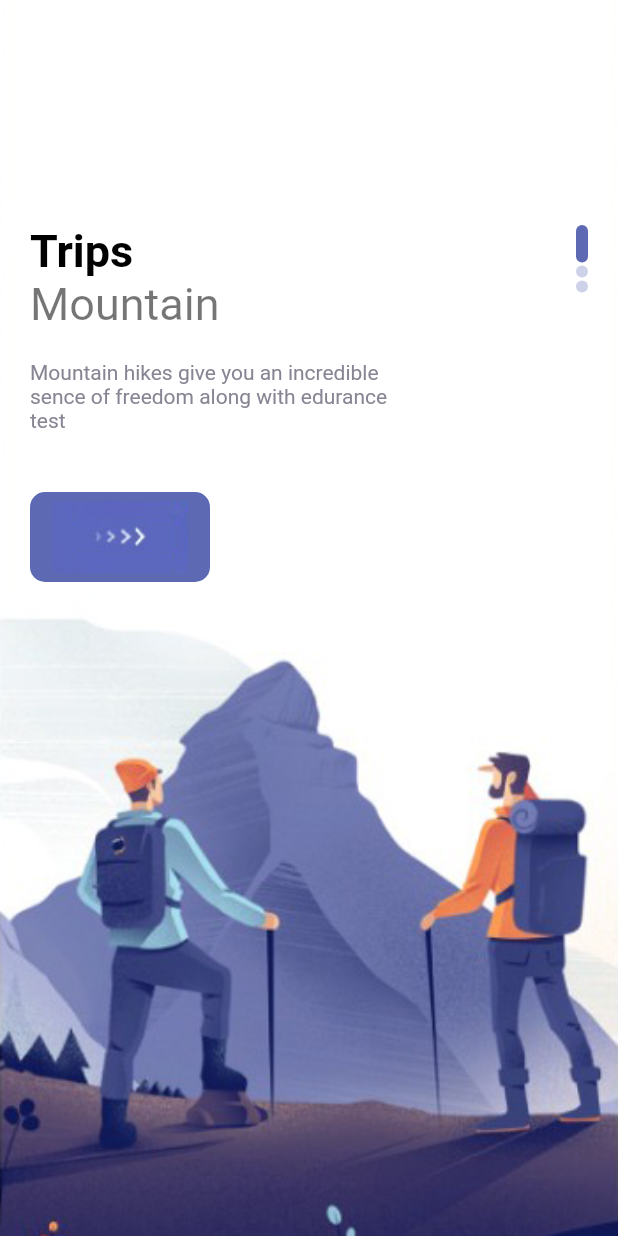
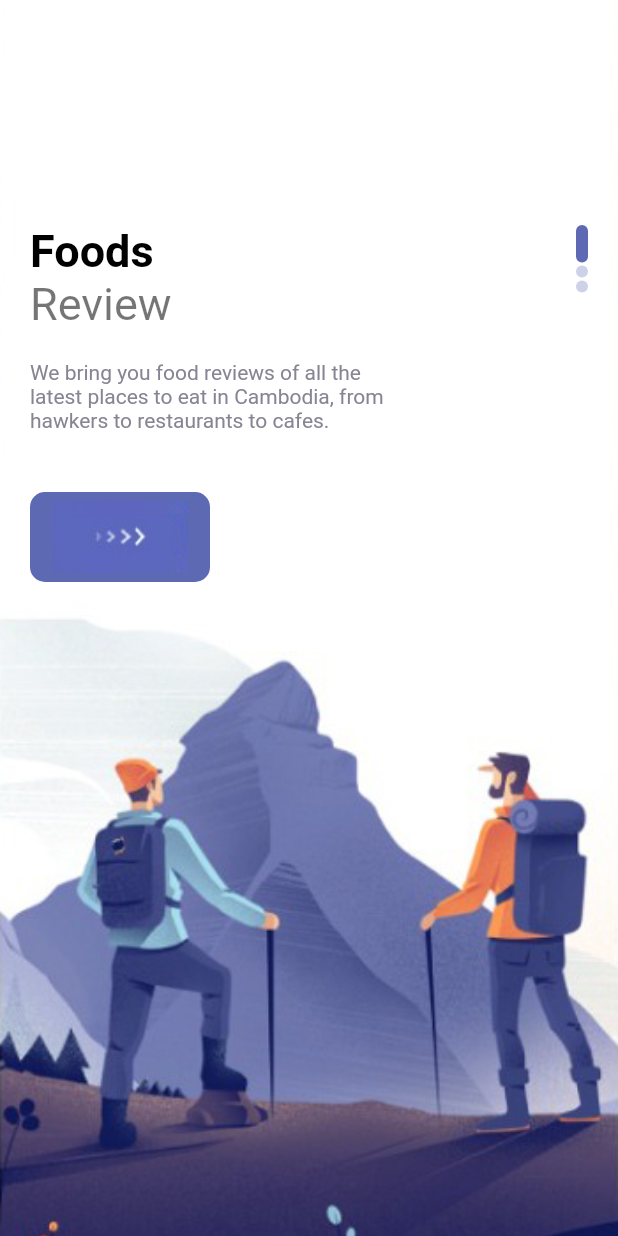
Before and after one commit to TinongSot/Travel_App, a Flutter app: the screen it shows after launch, on a phone screen of 412 x 824 dp. Run offline on Flutter 3.47's test engine with Material 2 defaults, Android fonts, the light colour scheme and no system bars; our stand-ins replace bloc, equatable, flutter_bloc.

Commit message:
Create welcome page

```diff
--- a/lib/pages/welcome_page.dart
+++ b/lib/pages/welcome_page.dart
@@ -16,8 +16,8 @@ class WelcomePage extends StatefulWidget {
 class _WelcomePageState extends State<WelcomePage> {
   List images = [
     "welcome-one.png",
-    "welcome-two.png",
-    "welcome-three.png",
+
+
   ];
 
   List text = [];
@@ -45,9 +45,9 @@ class _WelcomePageState extends State<WelcomePage> {
                       Column(
                         crossAxisAlignment: CrossAxisAlignment.start,
                         children: [
-                          AppLargeText(text: "Trips"),
+                          AppLargeText(text: "Foods"),
                           AppText(
-                            text: "Mountain",
+                            text: "Review",
                             size: 30,
                           ),
                           SizedBox(
@@ -57,7 +57,7 @@ class _WelcomePageState extends State<WelcomePage> {
                             width: 250,
                             child: AppText(
                               text:
-                                  "Mountain hikes give you an incredible sence of freedom along with edurance test",
+                                  "We bring you food reviews of all the latest places to eat in Cambodia, from hawkers to restaurants to cafes.",
                               color: AppColors.textColor2,
                               size: 14,
                             ),
```
Also changed, not shown: img/food-review.png (added).
